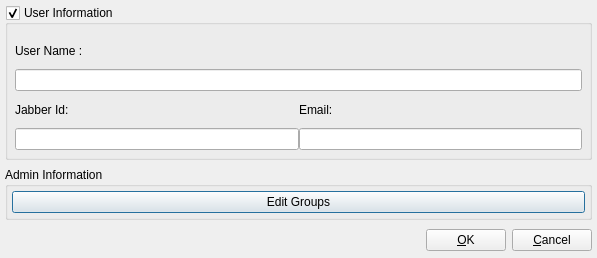
kurikaesu/arsenalsuite, file cpp/lib/classesui/ui/userdialogui.ui: the form before one commit.
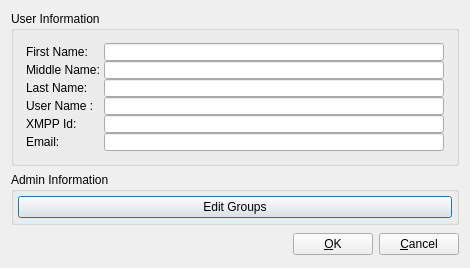
The form after the commit.

Commit message: Amended the user table to add extra fields lost from the Employee table.

```diff
--- a/cpp/lib/classesui/ui/userdialogui.ui
+++ b/cpp/lib/classesui/ui/userdialogui.ui
@@ -6,21 +6,15 @@
    <rect>
     <x>0</x>
     <y>0</y>
-    <width>597</width>
-    <height>254</height>
+    <width>466</width>
+    <height>261</height>
    </rect>
   </property>
   <property name="windowTitle">
    <string>User Info</string>
   </property>
-  <layout class="QVBoxLayout">
-   <property name="spacing">
-    <number>7</number>
-   </property>
-   <property name="margin">
-    <number>5</number>
-   </property>
-   <item>
+  <layout class="QGridLayout" name="gridLayout">
+   <item row="0" column="0">
     <widget class="QGroupBox" name="mUserGroup">
      <property name="sizePolicy">
       <sizepolicy hsizetype="MinimumExpanding" vsizetype="Fixed">
@@ -38,49 +32,21 @@
       <string>User Information</string>
      </property>
      <property name="checkable">
-      <bool>true</bool>
+      <bool>false</bool>
      </property>
-     <layout class="QHBoxLayout">
-      <property name="spacing">
-       <number>0</number>
-      </property>
-      <property name="margin">
-       <number>6</number>
-      </property>
-      <item>
-       <widget class="QSplitter" name="splitter">
-        <property name="orientation">
-         <enum>Qt::Horizontal</enum>
-        </property>
-        <widget class="QWidget" name="layoutWidget">
-         <layout class="QGridLayout">
+     <layout class="QGridLayout" name="gridLayout_2">
+      <item row="0" column="0">
+       <layout class="QGridLayout" name="_2">
           <property name="margin">
            <number>1</number>
           </property>
           <property name="spacing">
            <number>0</number>
           </property>
-          <item row="2" column="1">
-           <widget class="QLabel" name="textLabel3">
-            <property name="text">
-             <string>Email:</string>
-            </property>
-           </widget>
-          </item>
-          <item row="1" column="0" colspan="2">
-           <widget class="QLineEdit" name="mName"/>
-          </item>
-          <item row="3" column="1">
-           <widget class="QLineEdit" name="mEmail"/>
-          </item>
-          <item row="2" column="0">
-           <widget class="QLabel" name="textLabel4">
-            <property name="text">
-             <string>Jabber Id:</string>
-            </property>
-           </widget>
-          </item>
-          <item row="0" column="0">
+        <item row="0" column="1">
+         <widget class="QLineEdit" name="mFirstName"/>
+        </item>
+        <item row="5" column="0">
            <widget class="QLabel" name="textLabel1">
             <property name="text">
              <string>User Name : </string>
@@ -90,17 +56,62 @@
             </property>
            </widget>
           </item>
+        <item row="3" column="1">
+         <widget class="QLineEdit" name="mLastName"/>
+        </item>
+        <item row="1" column="1">
+         <widget class="QLineEdit" name="mMiddleName"/>
+        </item>
+        <item row="1" column="0">
+         <widget class="QLabel" name="label_2">
+          <property name="text">
+           <string>Middle Name: </string>
+          </property>
+         </widget>
+        </item>
+        <item row="0" column="0">
+         <widget class="QLabel" name="label">
+          <property name="text">
+           <string>First Name:</string>
+          </property>
+         </widget>
+        </item>
+        <item row="8" column="1">
+         <widget class="QLineEdit" name="mEmail"/>
+        </item>
+        <item row="8" column="0">
+         <widget class="QLabel" name="textLabel3">
+          <property name="text">
+           <string>Email:</string>
+          </property>
+         </widget>
+        </item>
+        <item row="6" column="0">
+         <widget class="QLabel" name="textLabel4">
+          <property name="text">
+           <string>XMPP Id:</string>
+          </property>
+         </widget>
+        </item>
+        <item row="5" column="1">
+         <widget class="QLineEdit" name="mUserName"/>
+        </item>
+        <item row="6" column="1">
+         <widget class="QLineEdit" name="mXmpp"/>
+        </item>
           <item row="3" column="0">
-           <widget class="QLineEdit" name="mJid"/>
-          </item>
-         </layout>
-        </widget>
-       </widget>
+         <widget class="QLabel" name="label_3">
+          <property name="text">
+           <string>Last Name:</string>
+          </property>
+         </widget>
+        </item>
+       </layout>
       </item>
      </layout>
     </widget>
    </item>
-   <item>
+   <item row="1" column="0">
     <widget class="QGroupBox" name="mAdminGroup">
      <property name="sizePolicy">
       <sizepolicy hsizetype="MinimumExpanding" vsizetype="Fixed">
@@ -118,7 +129,7 @@
       <property name="spacing">
        <number>6</number>
       </property>
-      <item row="0" column="0">
+      <item row="6" column="0">
        <layout class="QGridLayout">
         <property name="margin">
          <number>0</number>
@@ -144,7 +155,7 @@
      </layout>
     </widget>
    </item>
-   <item>
+   <item row="2" column="0">
     <layout class="QHBoxLayout">
      <property name="spacing">
       <number>6</number>
```
Left out of the diff: 7 changed lines with no effect on the pictures. Lines whose indentation alone changed are shown as unchanged. The commit also changes 4 other files.
